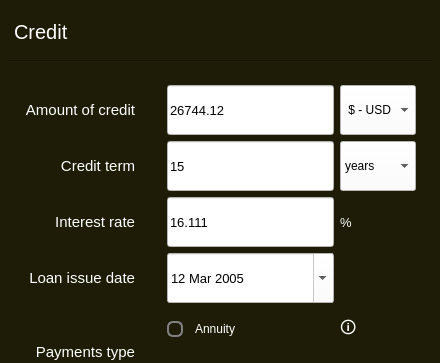
The window that src/s21_smartcalc/s21_credit.ui (kossadda/C7_s21_SmartCalc) describes before a commit, drawn with Qt 5; both pictures show x 0 to 440 and y 0 to 363 of the 440 by 550 pixel window.
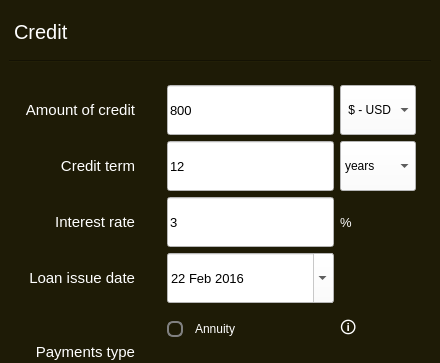
The same window after the commit. Icons and pictures are not drawn.

```diff
--- a/src/s21_smartcalc/s21_credit.ui
+++ b/src/s21_smartcalc/s21_credit.ui
@@ -188,7 +188,7 @@
 background-color: rgb(255, 255, 255);</string>
         </property>
         <property name="text">
-         <string>16.111</string>
+         <string>3</string>
         </property>
         <property name="placeholderText">
          <string>Enter interest rate</string>
@@ -277,7 +277,7 @@
 background-color: rgb(255, 255, 255);</string>
         </property>
         <property name="text">
-         <string>15</string>
+         <string>12</string>
         </property>
         <property name="placeholderText">
          <string>Enter the loan term</string>
@@ -610,7 +610,7 @@
 background-color: rgb(255, 255, 255);</string>
         </property>
         <property name="text">
-         <string>26744.12</string>
+         <string>800</string>
         </property>
         <property name="placeholderText">
          <string>Enter loan amount</string>
@@ -648,12 +648,12 @@
         </property>
         <property name="maximumDateTime">
          <datetime>
-          <hour>1</hour>
+          <hour>19</hour>
           <minute>59</minute>
           <second>59</second>
           <year>9999</year>
           <month>12</month>
-          <day>17</day>
+          <day>15</day>
          </datetime>
         </property>
         <property name="calendarPopup">
@@ -661,9 +661,9 @@
         </property>
         <property name="date">
          <date>
-          <year>2005</year>
-          <month>3</month>
-          <day>12</day>
+          <year>2016</year>
+          <month>2</month>
+          <day>22</day>
          </date>
         </property>
        </widget>
```
